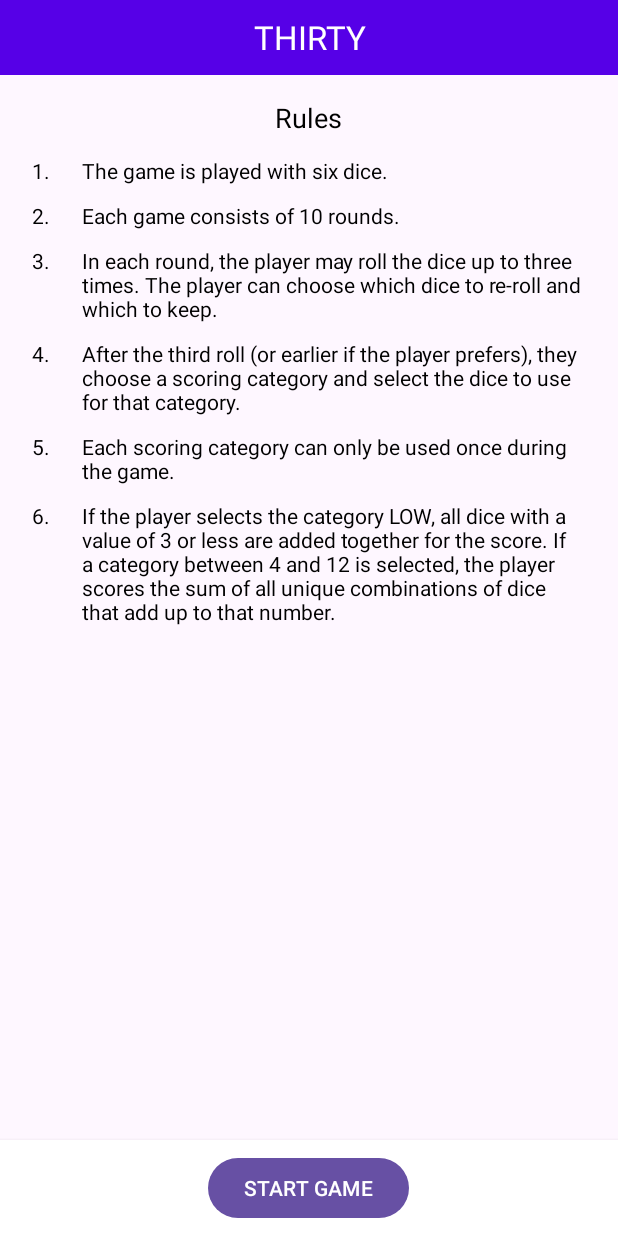
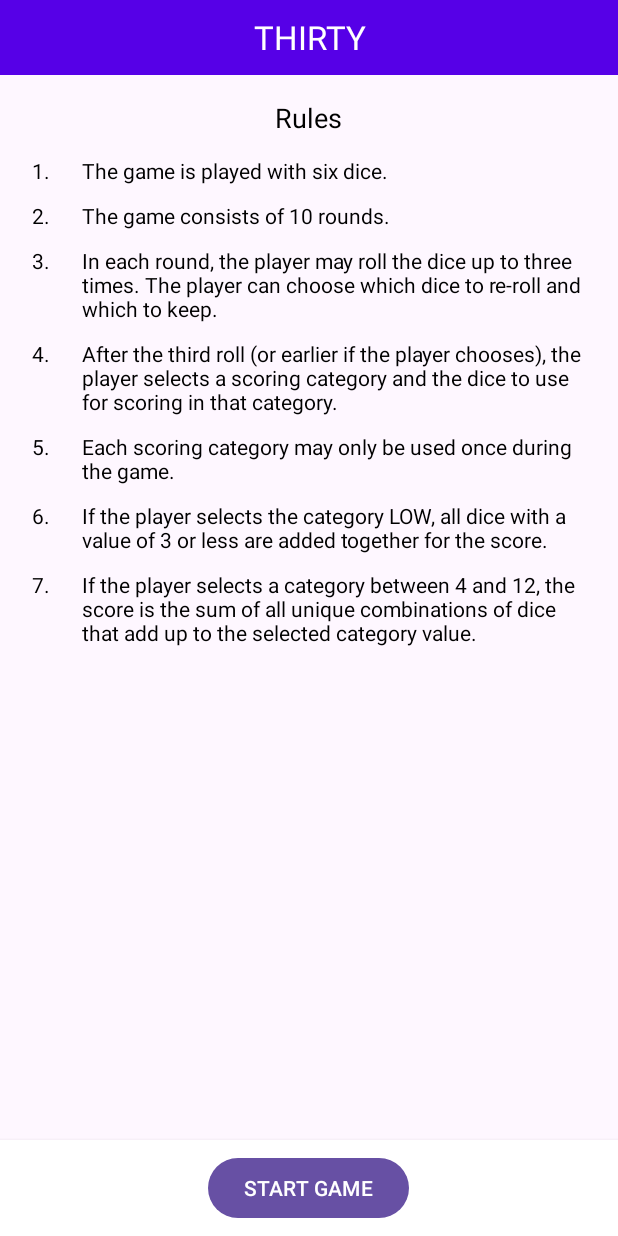
Before and after one commit to Emmelie83/DiceGameThirtyAndroid, an Android app: the screen it shows after launch (StartActivity), on a phone screen of 412 x 824 dp. Run offline under Robolectric (Android 15) with nearby library versions, the phone set to English and light mode, and no system bars.

Commit message:
Fix bug related to round update

```diff
--- a/app/src/main/java/com/emmeliejohansson/thirtydicegame/models/DieColor.kt
+++ b/app/src/main/java/com/emmeliejohansson/thirtydicegame/models/DieColor.kt
@@ -8,7 +8,7 @@ enum class DieColor {
     /** Red indicates the die is currently selected by the player. */
     RED,
 
-    /** Gray indicates the die is inactive or has not been rolled. */
+    /** Gray indicates the die is inactive - has yet not been rolled or cannot be rolled any more in the current round. */
     GRAY,
 
     /** White indicates the die is active but not selected. */
--- a/app/src/main/res/layout/activity_start.xml
+++ b/app/src/main/res/layout/activity_start.xml
@@ -175,6 +175,27 @@
                         android:text="@string/rule_6_text"
                         android:textColor="@color/black" />
                 </TableRow>
+                <TableRow
+                    android:layout_width="match_parent"
+                    android:layout_height="wrap_content"
+                    android:padding="5dp">
+
+                    <TextView
+                        android:layout_width="0dp"
+                        android:layout_height="wrap_content"
+                        android:layout_weight="1"
+                        android:text="@string/rule_7"
+                        android:textColor="@color/black" />
+
+                    <TextView
+                        android:layout_width="0dp"
+                        android:layout_height="wrap_content"
+                        android:layout_weight="10"
+                        android:ellipsize="end"
+                        android:maxLines="10"
+                        android:text="@string/rule_7_text"
+                        android:textColor="@color/black" />
+                </TableRow>
 
             </TableLayout>
         </LinearLayout>
--- a/app/src/main/res/values/strings.xml
+++ b/app/src/main/res/values/strings.xml
@@ -6,19 +6,22 @@
     <string name="rule_1_text">The game is played with six dice.</string>
 
     <string name="rule_2">2.</string>
-    <string name="rule_2_text">Each game consists of 10 rounds.</string>
+    <string name="rule_2_text">The game consists of 10 rounds.</string>
 
     <string name="rule_3">3.</string>
     <string name="rule_3_text">In each round, the player may roll the dice up to three times. The player can choose which dice to re-roll and which to keep.</string>
 
     <string name="rule_4">4.</string>
-    <string name="rule_4_text">After the third roll (or earlier if the player prefers), they choose a scoring category and select the dice to use for that category.</string>
+    <string name="rule_4_text">After the third roll (or earlier if the player chooses), the player selects a scoring category and the dice to use for scoring in that category.</string>
 
     <string name="rule_5">5.</string>
-    <string name="rule_5_text">Each scoring category can only be used once during the game.</string>
+    <string name="rule_5_text">Each scoring category may only be used once during the game.</string>
 
     <string name="rule_6">6.</string>
-    <string name="rule_6_text">If the player selects the category "LOW", all dice with a value of 3 or less are added together for the score. If a category between 4 and 12 is selected, the player scores the sum of all unique combinations of dice that add up to that number.</string>
+    <string name="rule_6_text">If the player selects the category "LOW", all dice with a value of 3 or less are added together for the score.</string>
+
+    <string name="rule_7">7.</string>
+    <string name="rule_7_text">If the player selects a category between 4 and 12, the score is the sum of all unique combinations of dice that add up to the selected category value.</string>
 
     <string name="start_button">Start Game</string>
     <string name="roll_button">Roll</string>
@@ -30,7 +33,7 @@
     <string name="instruction_text_select_dice_or_score">Select dice to re-roll, or choose a score category to end the round.</string>
     <string name="instruction_text_scoring_in_category">Scoring in category: %1$s. Select dice for scoring.</string>
     <string name="instruction_text_round_over">Round over - choose a category for scoring.</string>
-    <string name="next_round">Next Round</string>
+    <string name="next_round">Next</string>
     <string name="die_1">Dice 1</string>
     <string name="die_2">Dice 2</string>
     <string name="die_3">Dice 3</string>
```
Also changed, not shown: app/src/main/java/com/emmeliejohansson/thirtydicegame/managers/GameManager.kt (+23 -6 lines), app/src/main/java/com/emmeliejohansson/thirtydicegame/models/Game.kt (+9 -5 lines), app/src/main/java/com/emmeliejohansson/thirtydicegame/models/GameViewModel.kt (+17 -30 lines), app/src/main/java/com/emmeliejohansson/thirtydicegame/models/Round.kt (+11 -41 lines), app/src/main/java/com/emmeliejohansson/thirtydicegame/ui/activities/GameActivity.kt (+6 -12 lines), app/src/main/res/layout/activity_game.xml (+9 -9 lines).
